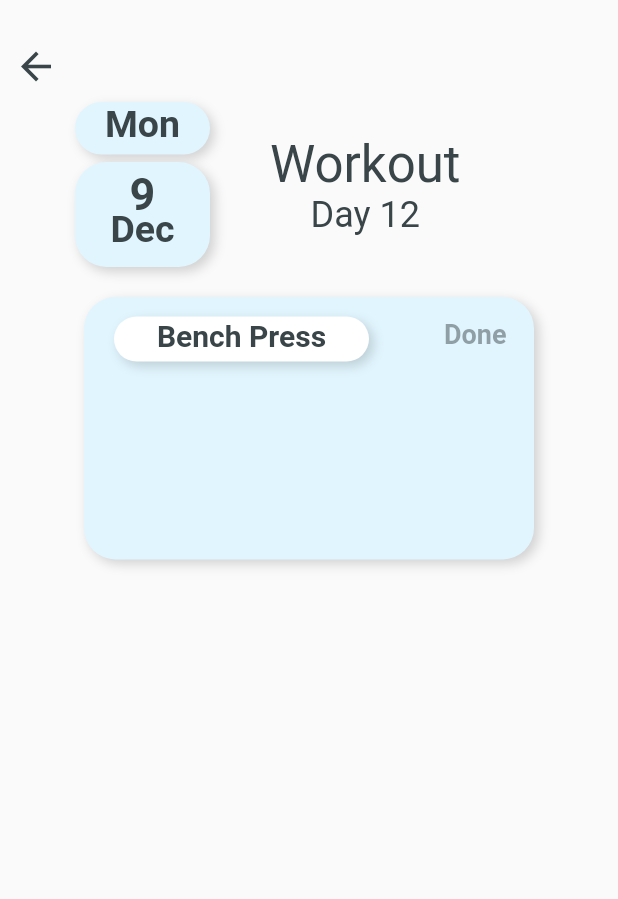
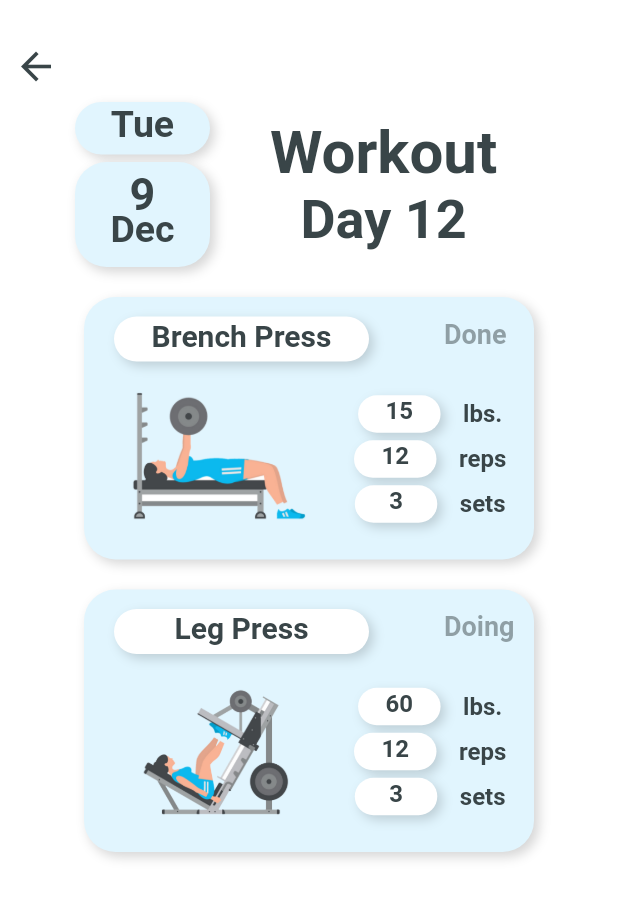
Before and after one commit to arpologize/Neph, a Flutter app: the Tableex screen opened directly, on a phone screen of 412 x 824 dp. Shown: the top 899 px of the screen. Run offline on Flutter 3.47's test engine with Material 2 defaults, Android fonts, the phone set to English and light mode, and no system bars; our stand-ins replace charts_flutter; Roboto replaces fonts that are missing (Segoe UI).

Commit message:
Update table page

```diff
--- a/Neph frontend/lib/screen/table.dart
+++ b/Neph frontend/lib/screen/table.dart
@@ -1,8 +1,6 @@
 import 'dart:ui';
 
 import 'package:flutter/material.dart';
-import 'package:neph/screen/createplan.dart';
-import 'package:neph/screen/home.dart';
 import 'package:neph/screen/plansuccess.dart';
 
 class Tableex extends StatefulWidget {
@@ -122,7 +120,7 @@ class _TableexState extends State<Tableex> {
     );
   }
 
-  Widget exercisename() {
+  Widget exercisename(String name) {
     return Container(
       width: 170,
       height: 30,
@@ -149,7 +147,7 @@ class _TableexState extends State<Tableex> {
             ),
             children: [
               TextSpan(
-                text: 'Bench Press',
+                text: name,
                 style: TextStyle(
                   fontSize: 20,
                   fontWeight: FontWeight.w700,
@@ -163,7 +161,8 @@ class _TableexState extends State<Tableex> {
     );
   }
 
-  Widget exercisebackground() {
+  Widget exercisebackground(String name, String status, String lbs, String rep,
+      String sets, String namepic) {
     return Container(
         width: 300,
         height: 175,
@@ -184,10 +183,10 @@ class _TableexState extends State<Tableex> {
               children: [
                 Padding(
                   padding: const EdgeInsets.only(left: 20, right: 50, top: 13),
-                  child: exercisename(),
+                  child: exercisename(name),
                 ),
                 Text(
-                  'Done',
+                  status,
                   style: TextStyle(
                     fontFamily: 'Segoe UI',
                     fontSize: 18,
@@ -199,15 +198,125 @@ class _TableexState extends State<Tableex> {
                 ),
               ],
             ),
-            //imageex()
+            SizedBox(
+              height: 15,
+            ),
+            Row(
+              children: [
+                imageex(namepic),
+                Column(
+                  children: [
+                    Row(
+                      children: [
+                        valuebox(lbs),
+                        SizedBox(
+                          width: 15,
+                        ),
+                        Text('lbs.',
+                            style: TextStyle(
+                              fontFamily: 'Segoe UI',
+                              fontSize: 16,
+                              fontWeight: FontWeight.w700,
+                              color: const Color(0xff394548),
+                            ))
+                      ],
+                    ),
+                    SizedBox(
+                      height: 5,
+                    ),
+                    Row(
+                      children: [
+                        valuebox(rep),
+                        SizedBox(
+                          width: 15,
+                        ),
+                        Text('reps',
+                            style: TextStyle(
+                              fontFamily: 'Segoe UI',
+                              fontSize: 16,
+                              fontWeight: FontWeight.w700,
+                              color: const Color(0xff394548),
+                            ))
+                      ],
+                    ),
+                    SizedBox(
+                      height: 5,
+                    ),
+                    Row(
+                      children: [
+                        valuebox(sets),
+                        SizedBox(
+                          width: 15,
+                        ),
+                        Text('sets',
+                            style: TextStyle(
+                              fontFamily: 'Segoe UI',
+                              fontSize: 16,
+                              fontWeight: FontWeight.w700,
+                              color: const Color(0xff394548),
+                            ))
+                      ],
+                    ),
+                  ],
+                )
+              ],
+            )
           ],
         ));
   }
 
-  Widget imageex() {
-    return Container(
-      width: 50,height: 25,
-      child: Image(image: AssetImage('images/benchpress.png')),
+  Widget imageex(String namepic) {
+    return Padding(
+      padding: const EdgeInsets.only(),
+      child: Image(
+        image: AssetImage('images/' + namepic + '.png'),
+        width: 180,
+        height: 100,
+      ),
+    );
+  }
+
+  Widget valuebox(String value) {
+    return Padding(
+      padding: const EdgeInsets.only(),
+      child: Container(
+        width: 55,
+        height: 25,
+        decoration: BoxDecoration(
+          borderRadius: BorderRadius.circular(21.0),
+          color: Colors.white,
+          boxShadow: [
+            BoxShadow(
+              color: const Color(0x29000000),
+              offset: Offset(3, 3),
+              blurRadius: 6,
+            ),
+          ],
+        ),
+        child: Align(
+          alignment: Alignment.center,
+          child: Text.rich(
+            TextSpan(
+              style: TextStyle(
+                fontFamily: 'Segoe UI',
+                fontSize: 16,
+                color: const Color(0xff394548),
+                height: 0.8,
+              ),
+              children: [
+                TextSpan(
+                  text: value,
+                  style: TextStyle(
+                    fontSize: 16,
+                    fontWeight: FontWeight.w700,
+                  ),
+                ),
+              ],
+            ),
+            textAlign: TextAlign.center,
+          ),
+        ),
+      ),
     );
   }
 
@@ -241,7 +350,8 @@ class _TableexState extends State<Tableex> {
             'Workout',
             style: TextStyle(
               fontFamily: 'Segoe UI',
-              fontSize: 34,
+              fontSize: 40,
+              fontWeight: FontWeight.w700,
               color: const Color(0xff394548),
             ),
             textAlign: TextAlign.left,
@@ -250,7 +360,8 @@ class _TableexState extends State<Tableex> {
             type,
             style: TextStyle(
               fontFamily: 'Segoe UI',
-              fontSize: 24,
+              fontWeight: FontWeight.w700,
+              fontSize: 36,
               color: const Color(0xff394548),
             ),
             textAlign: TextAlign.left,
@@ -311,6 +422,7 @@ class _TableexState extends State<Tableex> {
   @override
   Widget build(BuildContext context) {
     return Scaffold(
+      backgroundColor: Colors.white,
       resizeToAvoidBottomPadding: false,
       body: SingleChildScrollView(
         child: SafeArea(
@@ -324,7 +436,7 @@ class _TableexState extends State<Tableex> {
                   ),
                   returnpage(),
                   topic(
-                    'Mon',
+                    'Tue',
                     '9\n',
                     'Dec',
                     'Day 12',
@@ -332,7 +444,13 @@ class _TableexState extends State<Tableex> {
                   SizedBox(
                     height: 20,
                   ),
-                  exercisebackground()
+                  exercisebackground(
+                      'Brench Press', 'Done', '15', '12', '3', 'benchpress'),
+                  SizedBox(
+                    height: 20,
+                  ),
+                  exercisebackground(
+                      'Leg Press', 'Doing', '60', '12', '3', 'legpress')
                 ],
               ),
             ),
```
Also changed, not shown: Neph frontend/images/benchpress.png, Neph frontend/images/legpress.png (added), 8 other files.
